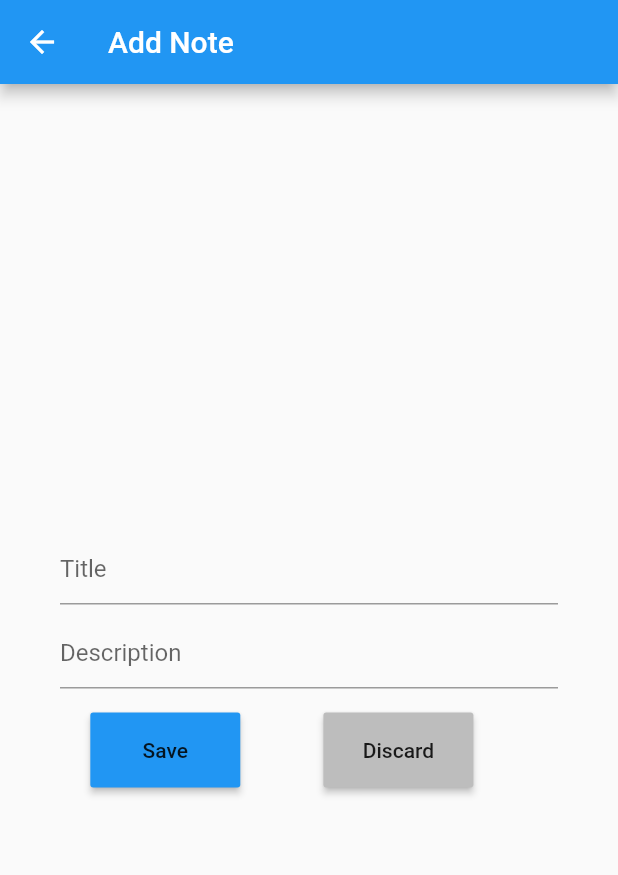
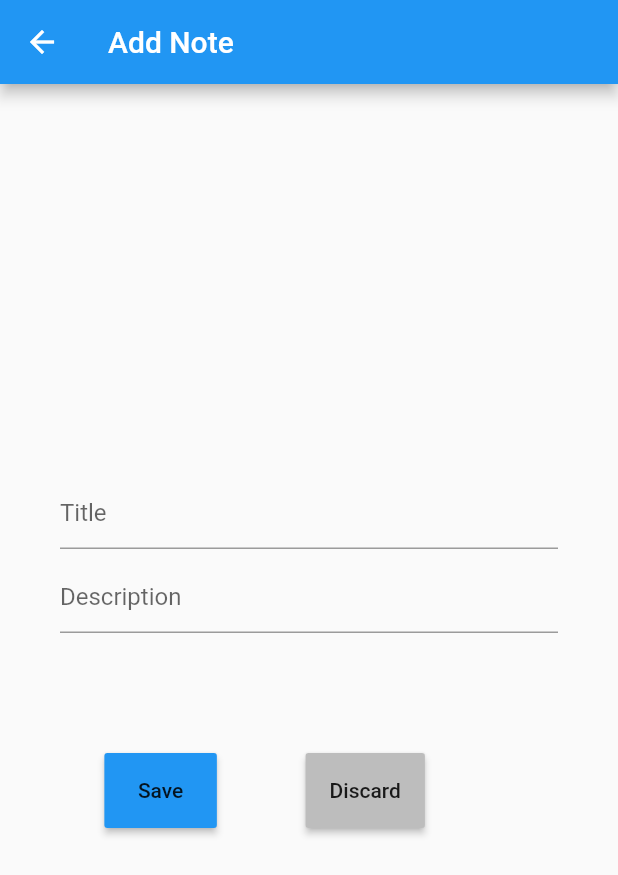
Before and after one commit to Batman08/ListApp, a Flutter app: the screen it shows after launch, after a tap on the "add" icon, on a phone screen of 412 x 824 dp. Shown: the top 875 px of the screen. Run offline on Flutter 3.47's test engine with Material 2 defaults, Android fonts, the phone set to English and light mode, and no system bars; our stand-ins replace sqflite; accounts and stored records are empty.

Commit message:
updated app icon. Also fixed note editing and some other minor things

```diff
--- a/lib/Helpers/StringHelpers.dart
+++ b/lib/Helpers/StringHelpers.dart
@@ -1,24 +1,31 @@
 class StringHelpers {
   // app title
-  static const appTitle = 'List App';
+  static const appTitle = 'Simple List';
+
+//Database
+  static const databaseFileName = 'Notes.db';
+  static const databaseTableName = 'Notes';
+  static const databaseID = 'id';
 
   // pages
   static const homePage = 'HomePage';
   static const editPage = 'EditPage';
 
   // home page specific strings
-  static const homePageAddTooltip = 'Add Subject';
+  static const cardTitle = 'Title';
+  static const cardDescription = 'Description';
 
   // edit page specific strings
   static const editPageTitle = 'Edit Note';
   static const editPageTitleHint = 'Title';
   static const editPageDescriptioneHint = 'Description';
   static const editPageSave = 'Save';
-  static const editPageDiscard = 'Discard';
+   static const editPageDiscardNote = 'Discard';
+  static const editPageDiscard = 'Discard Changes';
   static const editPageDelete = 'Delete';
   static const editPageCancel = 'Cancel';
   static const editPageSaveFileUnavailable = 'Unavailable';
 
   //add note page specific
-  static const  addPageTitle = 'Add Note';
+  static const addPageTitle = 'Add Note';
 }
--- a/lib/Pages/HomePage.dart
+++ b/lib/Pages/HomePage.dart
@@ -1,7 +1,7 @@
 import 'package:flutter/material.dart';
 import 'package:list_app/Helpers/StringHelpers.dart';
 import 'package:list_app/Pages/NoteViewPage.dart';
-import 'package:list_app/Widgets/InheritedWidget.dart';
+import 'package:list_app/Providers/NoteProvider.dart';
 
 class HomePage extends StatefulWidget {
   @override
@@ -12,20 +12,34 @@ class HomePage extends StatefulWidget {
 
 //3:50 / 15:23
 class HomePageState extends State<HomePage> {
-  List<Map<String, String>> get _notes => NoteInheritedWidget.of(context).notes;
+  Future<void> updateUI() async {
+    setState(() {});
+  }
+
   @override
   Widget build(BuildContext context) {
     return Scaffold(
       appBar: AppBar(
         title: Text(StringHelpers.appTitle),
       ),
-      body: ListView.builder(itemBuilder: (context, index) {
+      body: FutureBuilder(
+          future: NoteProvider.getNotesList(),
+          builder: (BuildContext context, AsyncSnapshot<dynamic> snapshot) {
+            bool hasDatabaseConnected =
+                (snapshot.connectionState == ConnectionState.done);
+            if (hasDatabaseConnected) {
+              final notes = snapshot.data;
+
+              return ListView.builder(
+                itemBuilder: (context, index) {
                   return GestureDetector(
-          onTap: () {
-            Navigator.push(
+                    onTap: () async {
+                      await Navigator.push(
                           context,
                           MaterialPageRoute(
-                    builder: (context) => NoteViewPage(NoteMode.Editing)));
+                              builder: (context) => NoteViewPage(
+                                  NoteMode.Editing, notes[index])));
+                      updateUI();
                     },
                     child: Card(
                       child: Padding(
@@ -34,21 +48,38 @@ class HomePageState extends State<HomePage> {
                         child: Column(
                           crossAxisAlignment: CrossAxisAlignment.start,
                           children: <Widget>[
-                  noteTitle(),
+                            // PopupMenuButton(
+                            //     itemBuilder: (BuildContext context) {
+                            //   return [
+                            //     PopupMenuItem(child: Text('Edit'), value: NoteMode.Editing,),
+                            //     PopupMenuItem(child: Text('Delete'),value: NoteMode.Deleting,),
+                            //     //https://www.youtube.com/watch?v=CpjfR5rG2lM
+                            //   ];
+                            // }),
+                            NoteTitle(notes[index][StringHelpers.cardTitle]),
                             Container(height: 4),
-                  noteDescription()
+                            NoteDescription(
+                                notes[index][StringHelpers.cardDescription]),
                           ],
                         ),
                       ),
                     ),
                   );
+                },
+                itemCount: notes.length,
+              );
+            }
+            return Center(child: CircularProgressIndicator());
           }),
       floatingActionButton: FloatingActionButton(
-        onPressed: () {
-          Navigator.push(
+        onPressed: () async {
+          await Navigator.push(
               context,
               MaterialPageRoute(
-                  builder: (context) => NoteViewPage(NoteMode.Adding)));
+                  builder: (context) => NoteViewPage(NoteMode.Adding, null)));
+          updateUI();
+          // print(notes.length);
+          // print(notes);
         },
         child: Icon(Icons.add),
       ),
@@ -56,14 +87,28 @@ class HomePageState extends State<HomePage> {
   }
 }
 
-Text noteDescription() {
-  return Text('Description',
+class NoteTitle extends StatelessWidget {
+  final String _title;
+
+  NoteTitle(this._title);
+
+  @override
+  Widget build(BuildContext context) {
+    return Text(_title,
+        style: TextStyle(fontSize: 28, fontWeight: FontWeight.bold));
+  }
+}
+
+class NoteDescription extends StatelessWidget {
+  final String _description;
+
+  NoteDescription(this._description);
+
+  @override
+  Widget build(BuildContext context) {
+    return Text(_description,
         style: TextStyle(color: Colors.grey.shade600),
         maxLines: 2,
         overflow: TextOverflow.ellipsis);
   }
-
-Text noteTitle() {
-  return Text('Title',
-      style: TextStyle(fontSize: 28, fontWeight: FontWeight.bold));
 }
--- a/lib/Pages/NoteViewPage.dart
+++ b/lib/Pages/NoteViewPage.dart
@@ -1,18 +1,42 @@
 import 'package:flutter/material.dart';
 import 'package:list_app/Helpers/StringHelpers.dart';
+import 'package:list_app/Providers/NoteProvider.dart';
+// import 'package:list_app/Widgets/NotesInheritedWidget.dart';
 
-enum NoteMode { Editing, Adding }
+enum NoteMode { Editing, Adding, Deleting }
 
-class NoteViewPage extends StatelessWidget {
-  final NoteMode _noteMode;
+class NoteViewPage extends StatefulWidget {
+  final NoteMode noteMode;
+  final Map<String, dynamic> note;
 
-  NoteViewPage(this._noteMode);
+  NoteViewPage(this.noteMode, this.note);
+
+  @override
+  _NoteViewPageState createState() => new _NoteViewPageState();
+}
+
+class _NoteViewPageState extends State<NoteViewPage> {
+  final TextEditingController _titleEditingController = TextEditingController();
+  final TextEditingController _descriptionEditingController =
+      TextEditingController();
+
+  // List<Map<String, String>> get _notes => NoteInheritedWidget.of(context).notes;
+
+  @override
+  void didChangeDependencies() {
+    if (widget.noteMode == NoteMode.Editing) {
+      _titleEditingController.text = widget.note[StringHelpers.cardTitle];
+      _descriptionEditingController.text =
+          widget.note[StringHelpers.cardDescription];
+    }
+    super.didChangeDependencies();
+  }
 
   @override
   Widget build(BuildContext context) {
     return Scaffold(
       appBar: AppBar(
-        title: Text(_noteMode == NoteMode.Adding
+        title: Text(widget.noteMode == NoteMode.Adding
             ? StringHelpers.addPageTitle
             : StringHelpers.editPageTitle),
       ),
@@ -22,6 +46,7 @@ class NoteViewPage extends StatelessWidget {
           mainAxisAlignment: MainAxisAlignment.center,
           children: [
             TextField(
+              controller: _titleEditingController,
               decoration:
                   InputDecoration(hintText: StringHelpers.editPageTitleHint),
             ),
@@ -29,34 +54,73 @@ class NoteViewPage extends StatelessWidget {
               height: 8,
             ),
             TextField(
+              controller: _descriptionEditingController,
               decoration: InputDecoration(
                   hintText: StringHelpers.editPageDescriptioneHint),
             ),
             Container(
-              height: 16,
+              height: 70,
             ),
             Row(
               mainAxisAlignment: MainAxisAlignment.spaceEvenly,
               children: <Widget>[
                 EditNoteButtons(StringHelpers.editPageSave, Colors.blue, () {
+                  final title = _titleEditingController.text;
+                  final description = _descriptionEditingController.text;
+
+                  bool addingNewNote = (widget?.noteMode == NoteMode.Adding);
+                  bool editNote = (widget?.noteMode == NoteMode.Editing);
+                  if (title.length == 0 || description.length == 0) {
+                    return;
+                  }
+                  if (addingNewNote) {
+                    NoteProvider.insertNote({
+                      StringHelpers.cardTitle: title,
+                      StringHelpers.cardDescription: description
+                      // print(title);
+                      // print(description);
+                    });
+                  } else if (editNote) {
+                    NoteProvider.updateNote({
+                      StringHelpers.databaseID:
+                          widget.note[StringHelpers.databaseID],
+                      StringHelpers.cardTitle: title,
+                      StringHelpers.cardDescription: description
+                    });
+                  }
                   Navigator.pop(context);
                 }),
                 Container(
-                  width: 15,
+                  height: 70,
                 ),
+                widget.noteMode == NoteMode.Adding ?
                 EditNoteButtons(
-                    StringHelpers.editPageDiscard, Colors.grey.shade400, () {
+                    StringHelpers.editPageDiscardNote,
+                    Colors.grey.shade400, () {
+                  Navigator.pop(context);
+                }
+                ):EditNoteButtons(
+                    StringHelpers.editPageDiscard,
+                    Colors.grey.shade400, () {
                   Navigator.pop(context);
                 }),
-                Padding(
-                  padding: const EdgeInsets.all(8.0),
-                  child: _noteMode == NoteMode.Editing
-                      ? EditNoteButtons(StringHelpers.editPageDelete, Colors.red,
-                          () {
+                Container(
+                  height: 70,
+                ),
+                widget.noteMode == NoteMode.Editing
+                    ? Padding(
+                        padding: const EdgeInsets.all(8.0),
+                        child: EditNoteButtons(
+                            StringHelpers.editPageDelete, Colors.red, () async {
+                           setState(() {
+                            NoteProvider.deleteNote(
+                              widget.note[StringHelpers.databaseID],
+                            );
+                           });
                           Navigator.pop(context);
-                        })
-                      : Container(),
-                ),
+                        }),
+                      )
+                    : Container(),
               ],
             ),
           ],
@@ -81,7 +145,7 @@ class EditNoteButtons extends StatelessWidget {
         _text,
         // style: TextStyle(color: Colors.white),
       ),
-      minWidth: 100,
+      minWidth: 75,
       height: 50,
       color: _color,
     );
--- /dev/null
+++ b/lib/Providers/NoteProvider.dart
@@ -0,0 +1,49 @@
+import 'package:path/path.dart';
+import 'package:list_app/Helpers/StringHelpers.dart';
+import 'package:sqflite/sqflite.dart';
+
+class NoteProvider {
+  static Database database;
+
+  static String idIndex = 'id = ?';
+
+  static Future open() async {
+    database = await openDatabase(
+        join(await getDatabasesPath(), StringHelpers.databaseFileName),
+        version: 1, onCreate: (Database database, int version) async {
+      await database.execute('''
+        CREATE TABLE Notes(
+          id INTEGER PRIMARY KEY AUTOINCREMENT,
+          Title TEXT NOT NULL,
+          Description TEXT NOT NULL
+        );
+      ''');
+      print('created database');
+    });
+  }
+
+  static Future<List<Map<String, dynamic>>> getNotesList() async {
+    bool databaseDoesNotExist = (database == null);
+    if (databaseDoesNotExist) {
+      await open();
+    }
+    return await database.query(StringHelpers.databaseTableName);
+  }
+
+  static Future insertNote(Map<String, dynamic> note) async {
+    print('insert note into database');
+    await database.insert(StringHelpers.databaseTableName, note);
+  }
+
+  static Future updateNote(Map<String, dynamic> note) async {
+    print('update note from database');
+    await database.update(StringHelpers.databaseTableName, note,
+        where: idIndex, whereArgs: [note[StringHelpers.databaseID]]);
+  }
+
+  static Future deleteNote(int id) async {
+    print('delete note from database');
+    await database.delete(StringHelpers.databaseTableName,
+        where: idIndex, whereArgs: [id]);
+  }
+}
--- a/lib/Widgets/InheritedWidget.dart
+++ /dev/null
@@ -1,30 +0,0 @@
-import 'package:flutter/cupertino.dart';
-
-class NoteInheritedWidget extends InheritedWidget {
-  final notes = [
-    {
-      'title': 'aksdljffffffffffflaksjflkadsjfldksajlksajflaf',
-      'text': 'aksdljfffffff2njfn2iouksjflkadsjfldksajlksajflaf'
-    },
-    {
-      'title': 'aksdljfffff20290-2rflkadsjfldksajlksajflaf',
-      'text': 'aksdljfffffffffkf-3i2-rjflkadsjfldksajlksajflaf'
-    },
-    {
-      'title': 'aksdljfi9823u42839fflaksjflkadsjfldksajlksajflaf',
-      'text': 'aksdljfff;s#lfa;lf#saksjflkadsjfldksajlksajflaf'
-    },
-  ];
-
-  NoteInheritedWidget(Widget child) : super(child: child);
-
-  static NoteInheritedWidget of(BuildContext context) {
-    return (context.dependOnInheritedWidgetOfExactType(
-        aspect: NoteInheritedWidget) as NoteInheritedWidget);
-  }
-
-  @override
-  bool updateShouldNotify(NoteInheritedWidget oldWidget) {
-    return oldWidget.notes != notes;
-  }
-}
--- /dev/null
+++ b/lib/Widgets/NotesInheritedWidget.dart
@@ -0,0 +1,36 @@
+import 'package:flutter/cupertino.dart';
+import 'package:list_app/Helpers/StringHelpers.dart';
+
+class NoteInheritedWidget extends InheritedWidget {
+  final notes = [
+    {
+      StringHelpers.cardTitle:
+          'aksdljffffffffffflaksjflksdfdfsfadsjfldksajlksajflaf',
+      StringHelpers.cardDescription:
+          'aksdljfffffff2njfn2iouksjflkadsjfldksajlksajflaf'
+    },
+    {
+      StringHelpers.cardTitle:
+          'aksdljfffff20290-2rflkadsjflsdfdsfsdksajlksajflaf',
+      StringHelpers.cardDescription:
+          'aksdljfffffffffkf-3i2-rjflkadsjfldksajlksajflaf'
+    },
+    {
+      StringHelpers.cardTitle:
+          'aksdljfi9823u42839fflaksjflkadsjfldksajlksajflaf',
+      StringHelpers.cardDescription:
+          'aksdljfff;s#lfa;lf#saksjflkadsjfldksajlksajflaf'
+    },
+  ];
+
+  NoteInheritedWidget(Widget child) : super(child: child);
+
+  static NoteInheritedWidget of(BuildContext context) {
+    return (context.dependOnInheritedWidgetOfExactType<NoteInheritedWidget>());
+  }
+
+  @override
+  bool updateShouldNotify(NoteInheritedWidget oldWidget) {
+    return oldWidget.notes != notes;
+  }
+}
--- a/lib/main.dart
+++ b/lib/main.dart
@@ -1,20 +1,23 @@
 import 'package:flutter/material.dart';
-import 'package:list_app/Widgets/InheritedWidget.dart';
+import 'package:list_app/Widgets/NotesInheritedWidget.dart';
 import 'Pages/HomePage.dart';
 import 'Helpers/StringHelpers.dart';
 
 // void main() => runApp(MyApp());
 
-void main() {
-  runApp(
-    new NoteInheritedWidget(
-     MaterialApp(
-      // todo: theme: new ThemeData.light(),
-      home: new HomePage(),
-      debugShowCheckedModeBanner: false,
-      routes: <String, WidgetBuilder>{
-        StringHelpers.homePage: (BuildContext context) => new HomePage(),
-      })));
+void main() => runApp(App());
+
+class App extends StatelessWidget {
+  @override
+  Widget build(BuildContext context) {
+    return NoteInheritedWidget(MaterialApp(
+        // todo: theme: new ThemeData.light(),
+        home: new HomePage(),
+        debugShowCheckedModeBanner: false,
+        routes: <String, WidgetBuilder>{
+          StringHelpers.homePage: (BuildContext context) => HomePage(),
+        }));
+  }
 }
 
 // class MyApp extends StatelessWidget {
--- a/pubspec.yaml
+++ b/pubspec.yaml
@@ -21,9 +21,9 @@ environment:
   sdk: ">=2.7.0 <3.0.0"
 
 dependencies:
+  sqflite: ^1.3.2+1
   flutter:
     sdk: flutter
-
 
   # The following adds the Cupertino Icons font to your application.
   # Use with the CupertinoIcons class for iOS style icons.
```
Also changed, not shown: pubspec.lock, 14 other files. Lines whose indentation alone changed are shown as unchanged.
